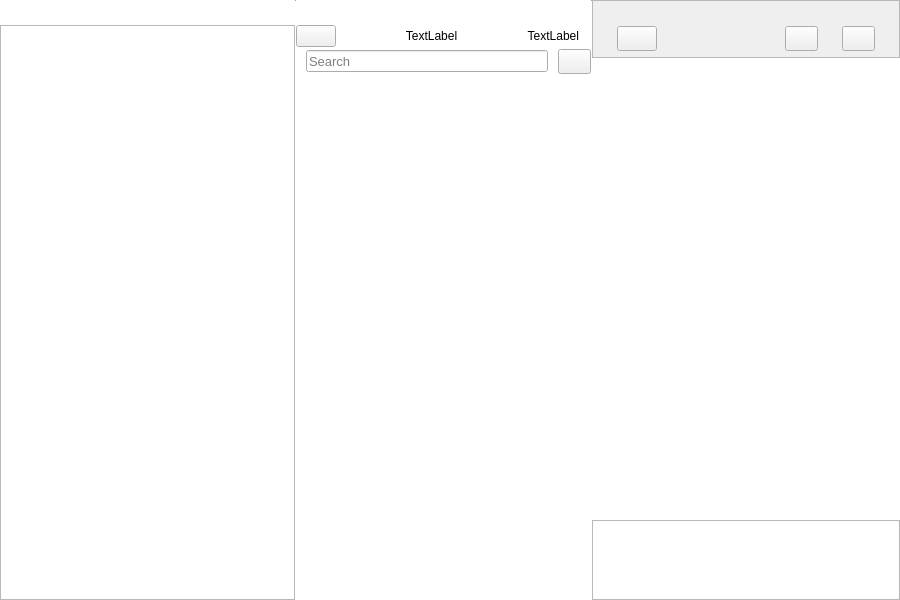
First picture: the form in src/mainwindow.ui, repository nuttyartist/notes, before the edit.
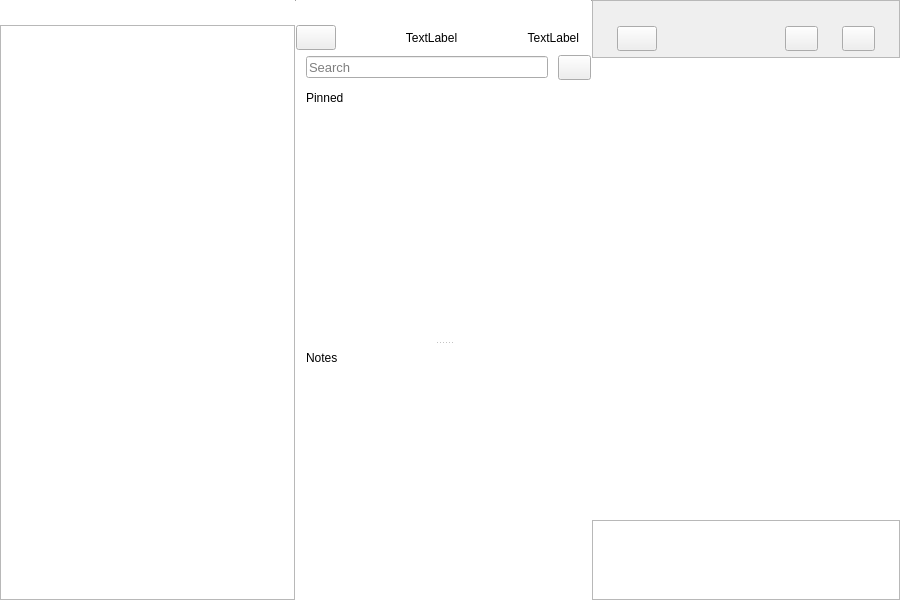
Second picture: the form after the edit. Icons and pictures are not drawn. Custom widgets are drawn as their Qt base class.

Commit message: separate pinned and unpinned note view

Patch:
```diff
--- a/src/mainwindow.ui
+++ b/src/mainwindow.ui
@@ -234,7 +234,7 @@
                 <enum>Qt::Vertical</enum>
                </property>
                <property name="sizeType">
-                <enum>QSizePolicy::Minimum</enum>
+                <enum>QSizePolicy::Fixed</enum>
                </property>
                <property name="sizeHint" stdset="0">
                 <size>
@@ -248,6 +248,12 @@
               <layout class="QHBoxLayout" name="horizontalLayout">
                <item>
                 <widget class="PushButtonType" name="toggleTreeViewButton">
+                 <property name="minimumSize">
+                  <size>
+                   <width>0</width>
+                   <height>25</height>
+                  </size>
+                 </property>
                  <property name="text">
                   <string/>
                  </property>
@@ -272,11 +278,17 @@
                <item>
                 <widget class="ElidedLabel" name="listviewLabel1">
                  <property name="sizePolicy">
-                  <sizepolicy hsizetype="Expanding" vsizetype="Preferred">
+                  <sizepolicy hsizetype="Expanding" vsizetype="Fixed">
                    <horstretch>0</horstretch>
                    <verstretch>0</verstretch>
                   </sizepolicy>
                  </property>
+                 <property name="minimumSize">
+                  <size>
+                   <width>0</width>
+                   <height>25</height>
+                  </size>
+                 </property>
                  <property name="text">
                   <string>TextLabel</string>
                  </property>
@@ -303,6 +315,18 @@
                </item>
                <item>
                 <widget class="QLabel" name="listviewLabel2">
+                 <property name="sizePolicy">
+                  <sizepolicy hsizetype="Preferred" vsizetype="Minimum">
+                   <horstretch>0</horstretch>
+                   <verstretch>0</verstretch>
+                  </sizepolicy>
+                 </property>
+                 <property name="minimumSize">
+                  <size>
+                   <width>0</width>
+                   <height>25</height>
+                  </size>
+                 </property>
                  <property name="text">
                   <string>TextLabel</string>
                  </property>
@@ -335,12 +359,12 @@
                 <enum>Qt::Vertical</enum>
                </property>
                <property name="sizeType">
-                <enum>QSizePolicy::Minimum</enum>
+                <enum>QSizePolicy::Fixed</enum>
                </property>
                <property name="sizeHint" stdset="0">
                 <size>
                  <width>20</width>
-                 <height>2</height>
+                 <height>5</height>
                 </size>
                </property>
               </spacer>
@@ -394,7 +418,6 @@
                  </property>
                  <property name="font">
                   <font>
-                   <family>Arial</family>
                    <pointsize>10</pointsize>
                    <italic>false</italic>
                   </font>
@@ -446,6 +469,12 @@
                </item>
                <item>
                 <widget class="QPushButton" name="newNoteButton">
+                 <property name="sizePolicy">
+                  <sizepolicy hsizetype="Minimum" vsizetype="Minimum">
+                   <horstretch>0</horstretch>
+                   <verstretch>0</verstretch>
+                  </sizepolicy>
+                 </property>
                  <property name="minimumSize">
                   <size>
                    <width>33</width>
@@ -487,54 +516,298 @@
                 <enum>Qt::Vertical</enum>
                </property>
                <property name="sizeType">
-                <enum>QSizePolicy::Minimum</enum>
+                <enum>QSizePolicy::Fixed</enum>
                </property>
                <property name="sizeHint" stdset="0">
                 <size>
                  <width>20</width>
-                 <height>9</height>
+                 <height>5</height>
                 </size>
                </property>
               </spacer>
              </item>
              <item>
-              <widget class="NoteListView" name="listView">
+              <widget class="QWidget" name="widget" native="true">
                <property name="sizePolicy">
                 <sizepolicy hsizetype="Expanding" vsizetype="Expanding">
                  <horstretch>0</horstretch>
                  <verstretch>0</verstretch>
                 </sizepolicy>
                </property>
-               <property name="minimumSize">
-                <size>
-                 <width>0</width>
-                 <height>0</height>
-                </size>
-               </property>
-               <property name="baseSize">
-                <size>
-                 <width>20</width>
-                 <height>0</height>
-                </size>
-               </property>
-               <property name="frameShape">
-                <enum>QFrame::NoFrame</enum>
-               </property>
-               <property name="verticalScrollBarPolicy">
-                <enum>Qt::ScrollBarAsNeeded</enum>
-               </property>
-               <property name="horizontalScrollBarPolicy">
-                <enum>Qt::ScrollBarAlwaysOff</enum>
-               </property>
-               <property name="editTriggers">
-                <set>QAbstractItemView::NoEditTriggers</set>
-               </property>
-               <property name="showDropIndicator" stdset="0">
-                <bool>false</bool>
-               </property>
-               <property name="selectionBehavior">
-                <enum>QAbstractItemView::SelectRows</enum>
-               </property>
+               <layout class="QVBoxLayout" name="verticalLayout_4">
+                <property name="spacing">
+                 <number>0</number>
+                </property>
+                <property name="leftMargin">
+                 <number>0</number>
+                </property>
+                <property name="topMargin">
+                 <number>0</number>
+                </property>
+                <property name="rightMargin">
+                 <number>0</number>
+                </property>
+                <property name="bottomMargin">
+                 <number>0</number>
+                </property>
+                <item>
+                 <widget class="QSplitter" name="splitter_2">
+                  <property name="orientation">
+                   <enum>Qt::Vertical</enum>
+                  </property>
+                  <widget class="QWidget" name="widget_2" native="true">
+                   <property name="sizePolicy">
+                    <sizepolicy hsizetype="Preferred" vsizetype="Minimum">
+                     <horstretch>0</horstretch>
+                     <verstretch>0</verstretch>
+                    </sizepolicy>
+                   </property>
+                   <property name="minimumSize">
+                    <size>
+                     <width>0</width>
+                     <height>25</height>
+                    </size>
+                   </property>
+                   <layout class="QVBoxLayout" name="verticalLayout_5">
+                    <property name="spacing">
+                     <number>0</number>
+                    </property>
+                    <property name="leftMargin">
+                     <number>0</number>
+                    </property>
+                    <property name="topMargin">
+                     <number>0</number>
+                    </property>
+                    <property name="rightMargin">
+                     <number>0</number>
+                    </property>
+                    <property name="bottomMargin">
+                     <number>0</number>
+                    </property>
+                    <item>
+                     <widget class="QPushButton" name="pinnedNoteListIndicator">
+                      <property name="sizePolicy">
+                       <sizepolicy hsizetype="Expanding" vsizetype="Fixed">
+                        <horstretch>0</horstretch>
+                        <verstretch>0</verstretch>
+                       </sizepolicy>
+                      </property>
+                      <property name="minimumSize">
+                       <size>
+                        <width>0</width>
+                        <height>25</height>
+                       </size>
+                      </property>
+                      <property name="styleSheet">
+                       <string notr="true">QPushButton#pinnedNoteListIndicator {
+    background-color: transparent;
+    border-style: outset;
+}
+
+</string>
+                      </property>
+                      <layout class="QHBoxLayout" name="horizontalLayout_4">
+                       <property name="spacing">
+                        <number>0</number>
+                       </property>
+                       <property name="leftMargin">
+                        <number>10</number>
+                       </property>
+                       <property name="topMargin">
+                        <number>0</number>
+                       </property>
+                       <property name="rightMargin">
+                        <number>0</number>
+                       </property>
+                       <property name="bottomMargin">
+                        <number>0</number>
+                       </property>
+                       <item>
+                        <widget class="QLabel" name="label_3">
+                         <property name="sizePolicy">
+                          <sizepolicy hsizetype="Expanding" vsizetype="Minimum">
+                           <horstretch>0</horstretch>
+                           <verstretch>0</verstretch>
+                          </sizepolicy>
+                         </property>
+                         <property name="text">
+                          <string>Pinned</string>
+                         </property>
+                        </widget>
+                       </item>
+                       <item>
+                        <spacer name="horizontalSpacer_6">
+                         <property name="orientation">
+                          <enum>Qt::Horizontal</enum>
+                         </property>
+                         <property name="sizeHint" stdset="0">
+                          <size>
+                           <width>40</width>
+                           <height>20</height>
+                          </size>
+                         </property>
+                        </spacer>
+                       </item>
+                       <item>
+                        <widget class="QLabel" name="label_2">
+                         <property name="sizePolicy">
+                          <sizepolicy hsizetype="Minimum" vsizetype="Fixed">
+                           <horstretch>0</horstretch>
+                           <verstretch>0</verstretch>
+                          </sizepolicy>
+                         </property>
+                         <property name="minimumSize">
+                          <size>
+                           <width>35</width>
+                           <height>25</height>
+                          </size>
+                         </property>
+                         <property name="text">
+                          <string/>
+                         </property>
+                         <property name="scaledContents">
+                          <bool>false</bool>
+                         </property>
+                         <property name="alignment">
+                          <set>Qt::AlignCenter</set>
+                         </property>
+                        </widget>
+                       </item>
+                      </layout>
+                     </widget>
+                    </item>
+                    <item>
+                     <widget class="NoteListView" name="pinnedNoteList">
+                      <property name="sizePolicy">
+                       <sizepolicy hsizetype="Expanding" vsizetype="Expanding">
+                        <horstretch>0</horstretch>
+                        <verstretch>0</verstretch>
+                       </sizepolicy>
+                      </property>
+                      <property name="frameShape">
+                       <enum>QFrame::NoFrame</enum>
+                      </property>
+                      <property name="verticalScrollBarPolicy">
+                       <enum>Qt::ScrollBarAsNeeded</enum>
+                      </property>
+                      <property name="horizontalScrollBarPolicy">
+                       <enum>Qt::ScrollBarAlwaysOff</enum>
+                      </property>
+                      <property name="editTriggers">
+                       <set>QAbstractItemView::NoEditTriggers</set>
+                      </property>
+                      <property name="showDropIndicator" stdset="0">
+                       <bool>false</bool>
+                      </property>
+                      <property name="selectionBehavior">
+                       <enum>QAbstractItemView::SelectRows</enum>
+                      </property>
+                     </widget>
+                    </item>
+                   </layout>
+                  </widget>
+                  <widget class="QWidget" name="widget_3" native="true">
+                   <layout class="QVBoxLayout" name="verticalLayout_6">
+                    <property name="spacing">
+                     <number>0</number>
+                    </property>
+                    <property name="leftMargin">
+                     <number>0</number>
+                    </property>
+                    <property name="topMargin">
+                     <number>0</number>
+                    </property>
+                    <property name="rightMargin">
+                     <number>0</number>
+                    </property>
+                    <property name="bottomMargin">
+                     <number>0</number>
+                    </property>
+                    <item>
+                     <widget class="QWidget" name="noteListIndicator" native="true">
+                      <property name="sizePolicy">
+                       <sizepolicy hsizetype="Expanding" vsizetype="Fixed">
+                        <horstretch>0</horstretch>
+                        <verstretch>0</verstretch>
+                       </sizepolicy>
+                      </property>
+                      <property name="minimumSize">
+                       <size>
+                        <width>0</width>
+                        <height>25</height>
+                       </size>
+                      </property>
+                      <layout class="QHBoxLayout" name="horizontalLayout_3">
+                       <property name="spacing">
+                        <number>0</number>
+                       </property>
+                       <property name="leftMargin">
+                        <number>10</number>
+                       </property>
+                       <property name="topMargin">
+                        <number>0</number>
+                       </property>
+                       <property name="rightMargin">
+                        <number>0</number>
+                       </property>
+                       <property name="bottomMargin">
+                        <number>0</number>
+                       </property>
+                       <item>
+                        <widget class="QLabel" name="label">
+                         <property name="text">
+                          <string>Notes</string>
+                         </property>
+                        </widget>
+                       </item>
+                      </layout>
+                     </widget>
+                    </item>
+                    <item>
+                     <widget class="NoteListView" name="listView">
+                      <property name="sizePolicy">
+                       <sizepolicy hsizetype="Expanding" vsizetype="Minimum">
+                        <horstretch>0</horstretch>
+                        <verstretch>0</verstretch>
+                       </sizepolicy>
+                      </property>
+                      <property name="minimumSize">
+                       <size>
+                        <width>0</width>
+                        <height>130</height>
+                       </size>
+                      </property>
+                      <property name="baseSize">
+                       <size>
+                        <width>20</width>
+                        <height>0</height>
+                       </size>
+                      </property>
+                      <property name="frameShape">
+                       <enum>QFrame::NoFrame</enum>
+                      </property>
+                      <property name="verticalScrollBarPolicy">
+                       <enum>Qt::ScrollBarAsNeeded</enum>
+                      </property>
+                      <property name="horizontalScrollBarPolicy">
+                       <enum>Qt::ScrollBarAlwaysOff</enum>
+                      </property>
+                      <property name="editTriggers">
+                       <set>QAbstractItemView::NoEditTriggers</set>
+                      </property>
+                      <property name="showDropIndicator" stdset="0">
+                       <bool>false</bool>
+                      </property>
+                      <property name="selectionBehavior">
+                       <enum>QAbstractItemView::SelectRows</enum>
+                      </property>
+                     </widget>
+                    </item>
+                   </layout>
+                  </widget>
+                 </widget>
+                </item>
+               </layout>
               </widget>
              </item>
             </layout>
```
Left out of the diff: 8 changed lines with no effect on the pictures. The commit also changes 15 other files.
